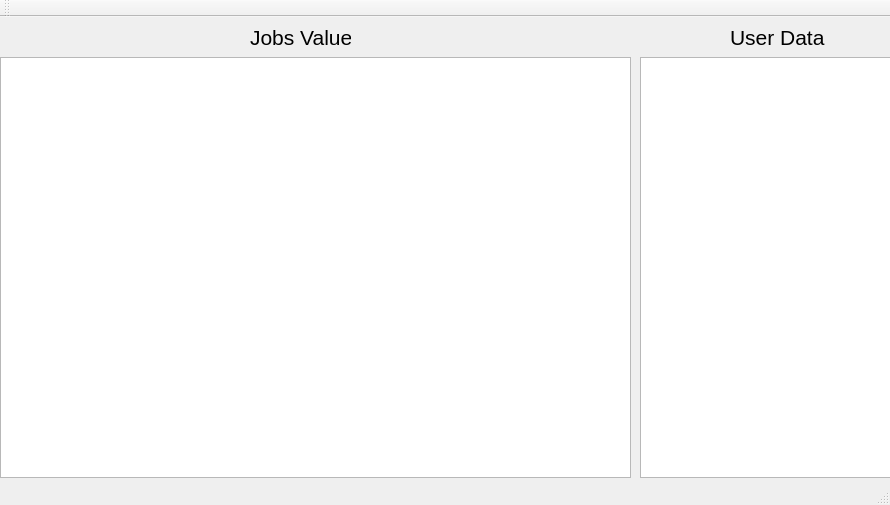
Above: mainwindow.ui from sashko003/job_choice before the change. Below: the same form after it.
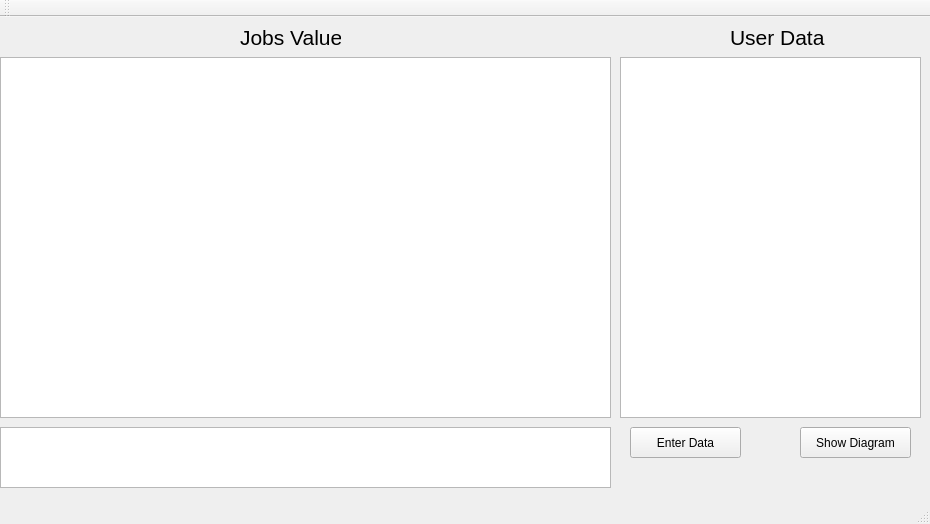
That is the form after the change.

Commit message: Made output of user data in table. Added else one table to display result.

What changed in the file:
```diff
--- a/mainwindow.ui
+++ b/mainwindow.ui
@@ -6,8 +6,8 @@
    <rect>
     <x>0</x>
     <y>0</y>
-    <width>890</width>
-    <height>505</height>
+    <width>930</width>
+    <height>524</height>
    </rect>
   </property>
   <property name="windowTitle">
@@ -19,25 +19,25 @@
      <rect>
       <x>0</x>
       <y>40</y>
-      <width>631</width>
-      <height>421</height>
+      <width>611</width>
+      <height>361</height>
      </rect>
     </property>
    </widget>
    <widget class="QTableWidget" name="tableWidget_UserData">
     <property name="geometry">
      <rect>
-      <x>640</x>
+      <x>620</x>
       <y>40</y>
-      <width>256</width>
-      <height>421</height>
+      <width>301</width>
+      <height>361</height>
      </rect>
     </property>
    </widget>
    <widget class="QLabel" name="label_Jobs">
     <property name="geometry">
      <rect>
-      <x>250</x>
+      <x>240</x>
       <y>10</y>
       <width>101</width>
       <height>20</height>
@@ -70,6 +70,42 @@
      <string>User Data</string>
     </property>
    </widget>
+   <widget class="QPushButton" name="pushButton_EnterData">
+    <property name="geometry">
+     <rect>
+      <x>630</x>
+      <y>410</y>
+      <width>111</width>
+      <height>31</height>
+     </rect>
+    </property>
+    <property name="text">
+     <string>Enter Data</string>
+    </property>
+   </widget>
+   <widget class="QPushButton" name="pushButton_BuildDiagram">
+    <property name="geometry">
+     <rect>
+      <x>800</x>
+      <y>410</y>
+      <width>111</width>
+      <height>31</height>
+     </rect>
+    </property>
+    <property name="text">
+     <string>Show Diagram</string>
+    </property>
+   </widget>
+   <widget class="QTableWidget" name="tableWidget_Result">
+    <property name="geometry">
+     <rect>
+      <x>0</x>
+      <y>410</y>
+      <width>611</width>
+      <height>61</height>
+     </rect>
+    </property>
+   </widget>
   </widget>
   <widget class="QMenuBar" name="menuBar">
    <property name="geometry">
```
Left out of the diff: 2 changed lines with no effect on the pictures. The commit also changes 4 other files.
